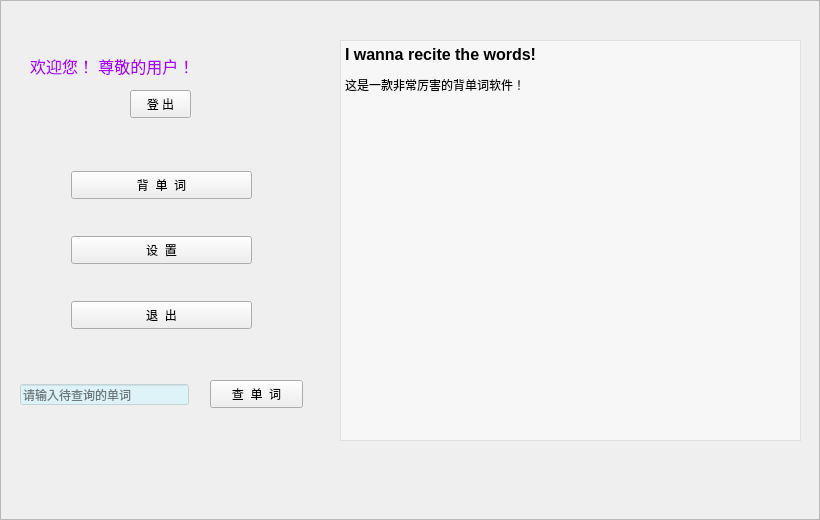
OOPtaskgroup/dictionary, file mainwindow.ui: the form before one commit.
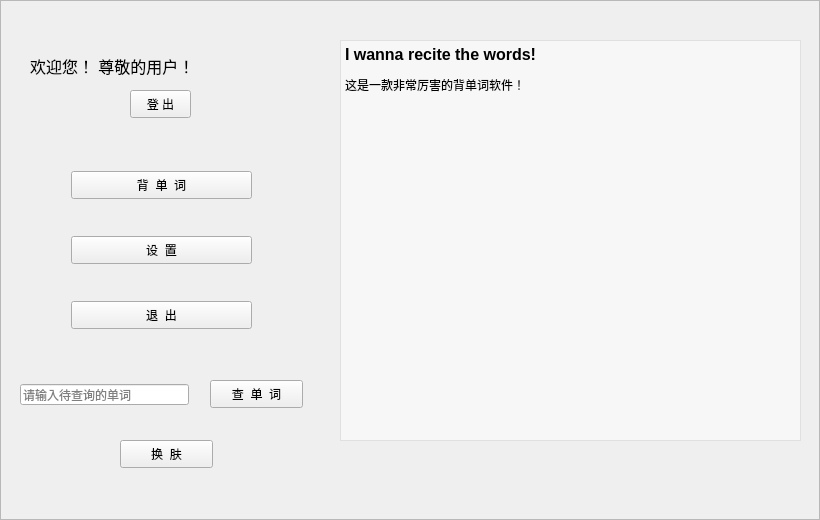
The form after the commit. Icons and pictures are not drawn.

Patch:
```diff
--- a/mainwindow.ui
+++ b/mainwindow.ui
@@ -96,8 +96,7 @@
      </font>
     </property>
     <property name="styleSheet">
-     <string notr="true">color: rgb(170, 0, 255);
-</string>
+     <string notr="true"/>
     </property>
     <property name="text">
      <string>欢迎您！ 尊敬的用户！</string>
@@ -177,7 +176,7 @@
      </rect>
     </property>
     <property name="styleSheet">
-     <string notr="true">background-color: rgba(201, 246, 255, 120);</string>
+     <string notr="true"/>
     </property>
     <property name="text">
      <string/>
@@ -202,7 +201,20 @@
      <string>查  单  词</string>
     </property>
    </widget>
-   <zorder>frame</zorder>
+   <widget class="QPushButton" name="themeBtn">
+    <property name="geometry">
+     <rect>
+      <x>120</x>
+      <y>440</y>
+      <width>93</width>
+      <height>28</height>
+     </rect>
+    </property>
+    <property name="text">
+     <string>换  肤</string>
+    </property>
+   </widget>
+   <zorder>bgImg</zorder>
    <zorder>reciteBtn</zorder>
    <zorder>configBtn</zorder>
    <zorder>exitBtn</zorder>
```
Left out of the diff: 15 changed lines with no effect on the pictures.
